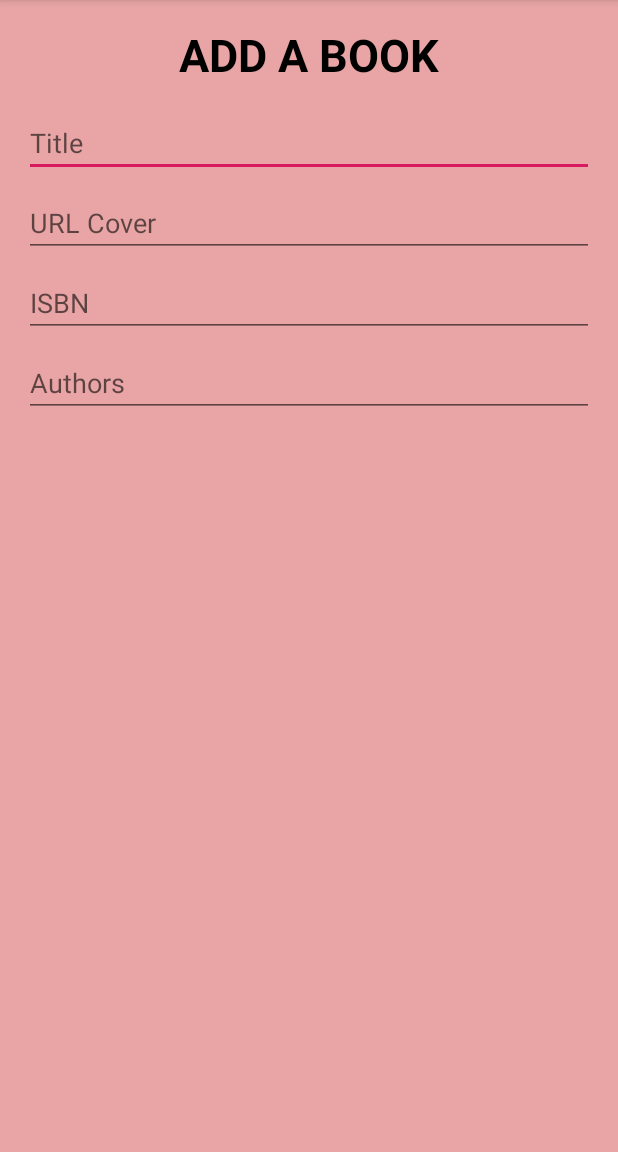
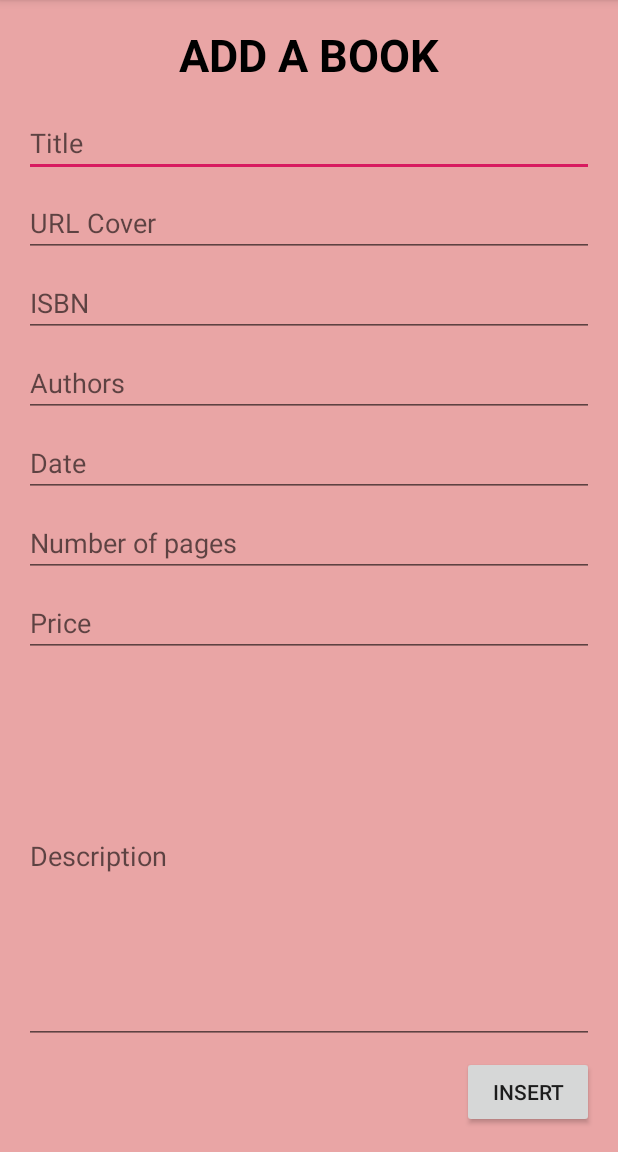
Before and after one commit to aizaguirreteb/Bookstore, an Android app: the screen it shows after launch (AddBookForm), on a phone screen of 412 x 824 dp, the part 84-1236 px from its top. Run offline under Robolectric (Android 15) with nearby library versions, the phone set to English and light mode, and no system bars.

Commit message:
Form 'Add Book' (First Version)

```diff
--- a/app/src/main/res/layout/activity_add_book_form.xml
+++ b/app/src/main/res/layout/activity_add_book_form.xml
@@ -74,4 +74,62 @@
         app:layout_constraintStart_toStartOf="parent"
         app:layout_constraintTop_toBottomOf="@+id/editTextISBN" />
 
+    <EditText
+        android:id="@+id/editTextDate"
+        android:layout_width="0dp"
+        android:layout_height="wrap_content"
+        android:layout_marginTop="8dp"
+        android:ems="10"
+        android:hint="@string/date_hint"
+        android:inputType="date"
+        app:layout_constraintEnd_toEndOf="parent"
+        app:layout_constraintStart_toStartOf="parent"
+        app:layout_constraintTop_toBottomOf="@+id/editTextAuthors" />
+
+    <EditText
+        android:id="@+id/editTextPages"
+        android:layout_width="0dp"
+        android:layout_height="wrap_content"
+        android:layout_marginTop="8dp"
+        android:ems="10"
+        android:hint="@string/pages_hint"
+        android:inputType="number"
+        app:layout_constraintEnd_toEndOf="parent"
+        app:layout_constraintStart_toStartOf="parent"
+        app:layout_constraintTop_toBottomOf="@+id/editTextDate" />
+
+    <EditText
+        android:id="@+id/editTextPrice"
+        android:layout_width="0dp"
+        android:layout_height="wrap_content"
+        android:layout_marginTop="8dp"
+        android:ems="10"
+        android:hint="@string/price_hint"
+        android:inputType="number"
+        app:layout_constraintEnd_toEndOf="parent"
+        app:layout_constraintStart_toStartOf="parent"
+        app:layout_constraintTop_toBottomOf="@+id/editTextPages" />
+
+    <EditText
+        android:id="@+id/editTextDescription"
+        android:layout_width="0dp"
+        android:layout_height="0dp"
+        android:layout_marginTop="8dp"
+        android:layout_marginBottom="8dp"
+        android:ems="10"
+        android:hint="@string/description_hint"
+        android:inputType="textPersonName"
+        app:layout_constraintBottom_toTopOf="@+id/btnAdd"
+        app:layout_constraintEnd_toEndOf="parent"
+        app:layout_constraintStart_toStartOf="parent"
+        app:layout_constraintTop_toBottomOf="@+id/editTextPrice" />
+
+    <Button
+        android:id="@+id/btnAdd"
+        android:layout_width="wrap_content"
+        android:layout_height="wrap_content"
+        android:text="@string/btn_add"
+        app:layout_constraintBottom_toBottomOf="parent"
+        app:layout_constraintEnd_toEndOf="parent" />
+
 </androidx.constraintlayout.widget.ConstraintLayout>
--- a/app/src/main/res/values/colors.xml
+++ b/app/src/main/res/values/colors.xml
@@ -3,4 +3,8 @@
     <color name="colorPrimary">#008577</color>
     <color name="colorPrimaryDark">#00574B</color>
     <color name="colorAccent">#D81B60</color>
+    <color name="colorBackground">#E9A5A5</color>
+    <color name="colorButtons">#AFD881</color>
+    <color name="white">#FFFFFF</color>
+    <color name="black">#000000</color>
 </resources>
--- a/app/src/main/res/values/strings.xml
+++ b/app/src/main/res/values/strings.xml
@@ -5,6 +5,12 @@
     <string name="hint_cover">URL Cover</string>
     <string name="isbn_hint">ISBN</string>
     <string name="author_hint">Authors</string>
+    <string name="date_hint">Date</string>
+    <string name="pages_hint">Number of pages</string>
+    <string name="price_hint">Price</string>
+    <string name="description_hint">Description</string>
+    <string name="btn_add">INSERT</string>
+
 
 
 </resources>
```
